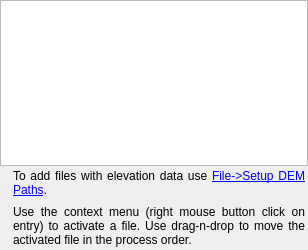
Maproom/qmapshack, file src/qmapshack/dem/IDemList.ui: the form before one commit.
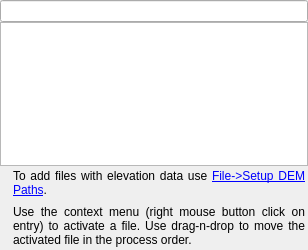
The form after the commit. Icons and pictures are not drawn. Custom widgets are drawn as their Qt base class.

Commit message: Add filter line edit to map and DEM list

Diff of the .ui file:
```diff
--- a/src/qmapshack/dem/IDemList.ui
+++ b/src/qmapshack/dem/IDemList.ui
@@ -29,6 +29,13 @@
    <property name="bottomMargin">
     <number>0</number>
    </property>
+   <item>
+    <widget class="QLineEdit" name="lineFilter">
+     <property name="toolTip">
+      <string>Filter: Start to type and the list will be reduced to matching items.</string>
+     </property>
+    </widget>
+   </item>
    <item>
     <widget class="CDemTreeWidget" name="treeWidget">
      <property name="contextMenuPolicy">
```
Left out of the diff: 28 changed lines with no effect on the pictures. The commit also changes 6 other files.
